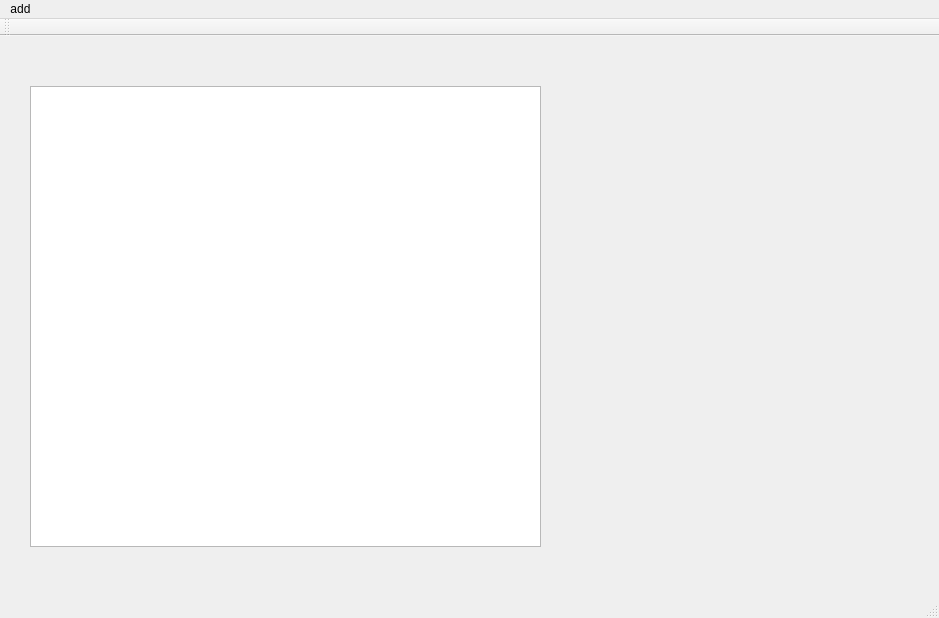
The window that QVIPSystem/QVIPSystem/QVIPSystem.ui (ydpan/ydpanProject) describes before a commit, drawn with Qt 5.
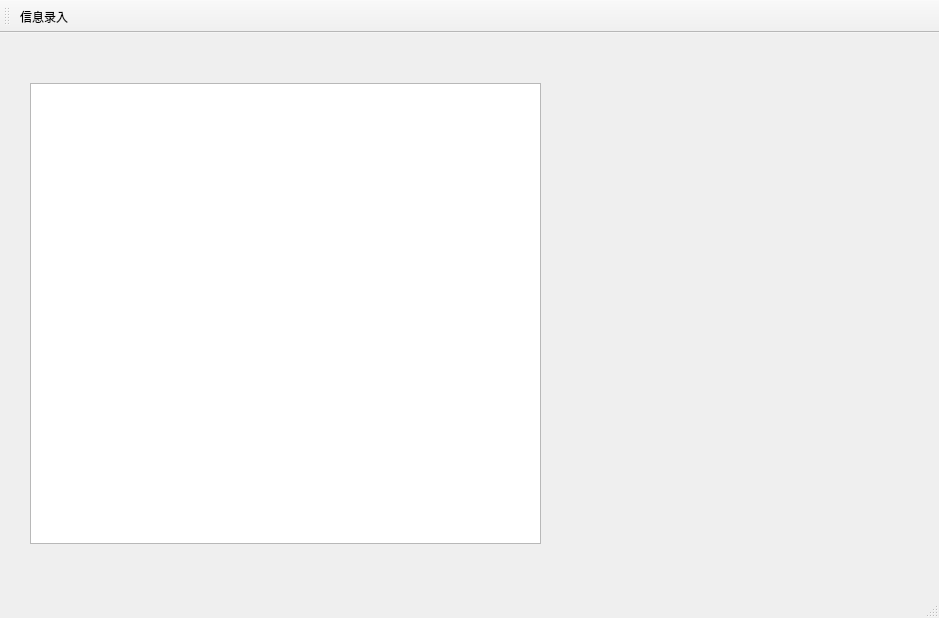
The same window after the commit. Icons and pictures are not drawn.

What changed in the file:
```diff
--- a/QVIPSystem/QVIPSystem/QVIPSystem.ui
+++ b/QVIPSystem/QVIPSystem/QVIPSystem.ui
@@ -25,35 +25,26 @@
     </property>
    </widget>
   </widget>
-  <widget class="QMenuBar" name="menuBar">
-   <property name="geometry">
-    <rect>
-     <x>0</x>
-     <y>0</y>
-     <width>939</width>
-     <height>37</height>
-    </rect>
-   </property>
-   <widget class="QMenu" name="menuadd">
-    <property name="title">
-     <string>add</string>
-    </property>
-    <addaction name="actionaddinfo"/>
-   </widget>
-   <addaction name="menuadd"/>
-  </widget>
   <widget class="QToolBar" name="mainToolBar">
+   <property name="toolButtonStyle">
+    <enum>Qt::ToolButtonTextUnderIcon</enum>
+   </property>
    <attribute name="toolBarArea">
     <enum>TopToolBarArea</enum>
    </attribute>
    <attribute name="toolBarBreak">
     <bool>false</bool>
    </attribute>
+   <addaction name="AddVIPMember_action"/>
   </widget>
   <widget class="QStatusBar" name="statusBar"/>
-  <action name="actionaddinfo">
+  <action name="AddVIPMember_action">
+   <property name="icon">
+    <iconset resource="QVIPSystem.qrc">
+     <normaloff>:/memu/Resources/ToolBarpic/messenger.png</normaloff>:/memu/Resources/ToolBarpic/messenger.png</iconset>
+   </property>
    <property name="text">
-    <string>addinfo</string>
+    <string>信息录入</string>
    </property>
   </action>
  </widget>
```
